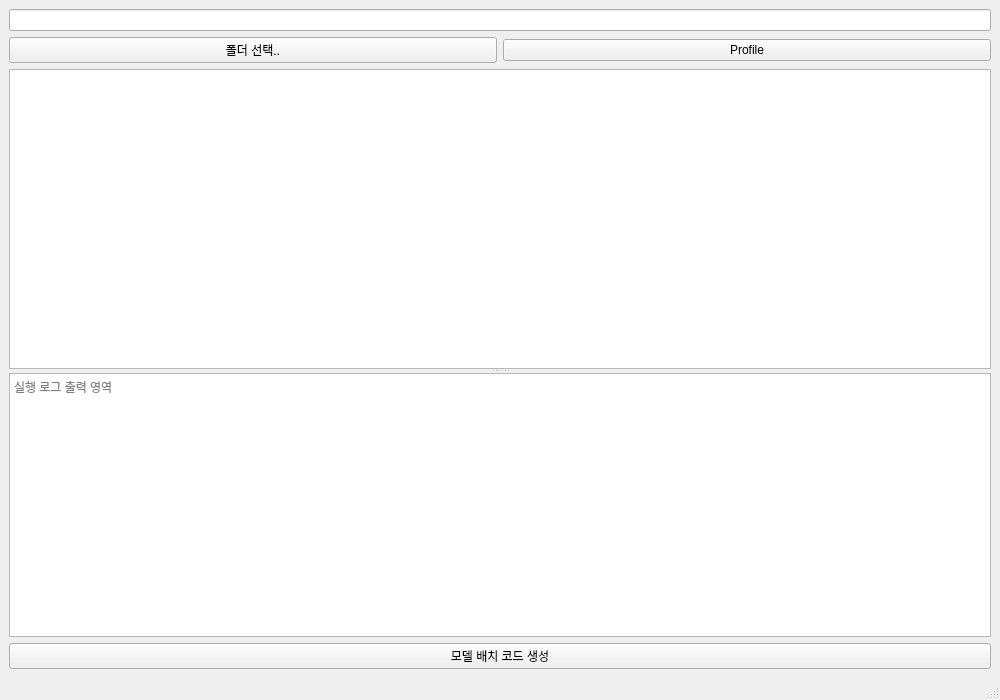
This is onnx_profiler_display_modify.ui in misunyu/multimodel-scheduling as Qt 5 draws it before an edit. The edited form follows.
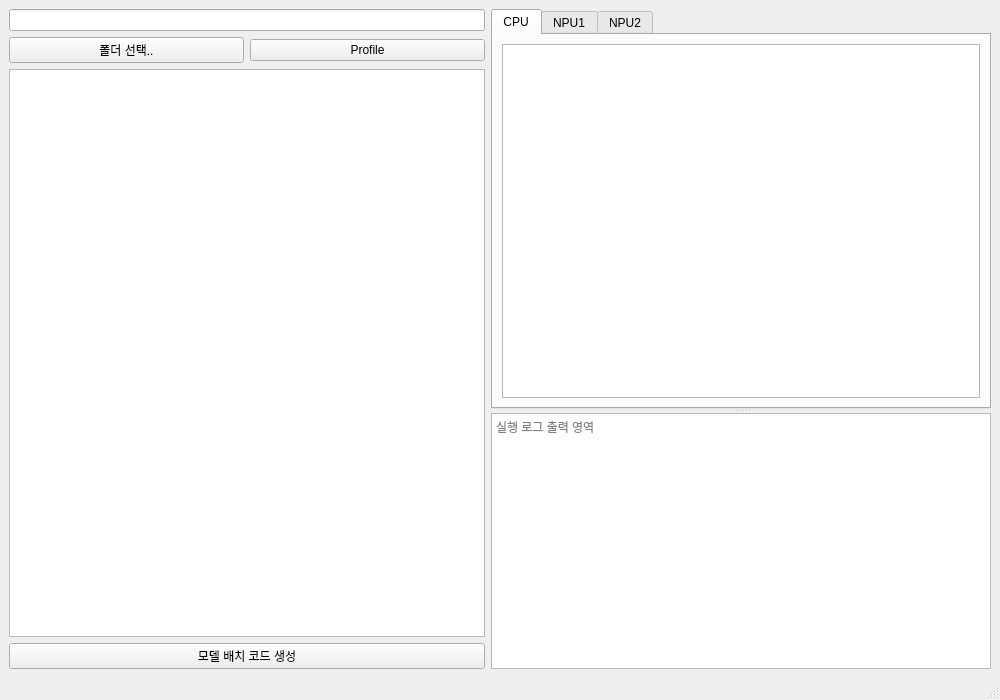
This is the edited form.

Commit message: Enhance ONNX Model Profiler GUI: update `.ui` layout, add table-based profiling results for CPU and NPUs, and improve logging logic

```diff
--- a/onnx_profiler_display_modify.ui
+++ b/onnx_profiler_display_modify.ui
@@ -17,9 +17,7 @@
    <layout class="QHBoxLayout" name="mainLayout">
     <item>
      <layout class="QVBoxLayout" name="leftLayout">
-      <item>
-       <widget class="QLineEdit" name="folder_input"/>
-      </item>
+      <item><widget class="QLineEdit" name="folder_input"/></item>
       <item>
        <layout class="QHBoxLayout" name="button_layout">
         <item>
@@ -39,26 +37,10 @@
        </layout>
       </item>
       <item>
-       <widget class="QSplitter" name="left_splitter">
-        <property name="orientation">
-         <enum>Qt::Vertical</enum>
+       <widget class="QTreeView" name="model_tree_view">
+        <property name="minimumSize">
+         <size><width>300</width><height>300</height></size>
         </property>
-        <widget class="QTreeView" name="model_tree_view">
-         <property name="minimumSize">
-          <size>
-           <width>300</width>
-           <height>300</height>
-          </size>
-         </property>
-        </widget>
-        <widget class="QPlainTextEdit" name="log_textbox">
-         <property name="readOnly">
-          <bool>true</bool>
-         </property>
-         <property name="placeholderText">
-          <string>실행 로그 출력 영역</string>
-         </property>
-        </widget>
        </widget>
       </item>
       <item>
@@ -70,6 +52,56 @@
       </item>
      </layout>
     </item>
+
+    <!-- Right layout -->
+    <item>
+     <widget class="QSplitter" name="right_splitter">
+      <property name="orientation">
+       <enum>Qt::Vertical</enum>
+      </property>
+
+      <!-- Tab widget for results -->
+      <widget class="QTabWidget" name="result_tab_widget">
+       <property name="minimumSize">
+        <size><width>500</width><height>400</height></size>
+       </property>
+
+       <widget class="QWidget" name="cpu_tab">
+        <attribute name="title"><string>CPU</string></attribute>
+        <layout class="QVBoxLayout" name="cpu_layout">
+         <item>
+          <widget class="QTableWidget" name="cpu_table"/>
+         </item>
+        </layout>
+       </widget>
+
+       <widget class="QWidget" name="npu1_tab">
+        <attribute name="title"><string>NPU1</string></attribute>
+        <layout class="QVBoxLayout" name="npu1_layout">
+         <item>
+          <widget class="QTableWidget" name="npu1_table"/>
+         </item>
+        </layout>
+       </widget>
+
+       <widget class="QWidget" name="npu2_tab">
+        <attribute name="title"><string>NPU2</string></attribute>
+        <layout class="QVBoxLayout" name="npu2_layout">
+         <item>
+          <widget class="QTableWidget" name="npu2_table"/>
+         </item>
+        </layout>
+       </widget>
+      </widget>
+
+      <!-- Log output -->
+      <widget class="QPlainTextEdit" name="log_output">
+       <property name="readOnly"><bool>true</bool></property>
+       <property name="placeholderText"><string>실행 로그 출력 영역</string></property>
+      </widget>
+     </widget>
+    </item>
+
    </layout>
   </widget>
   <widget class="QMenuBar" name="menubar"/>
```
Left out of the diff: 21 changed lines with no effect on the pictures. The commit also changes 1 other file.
